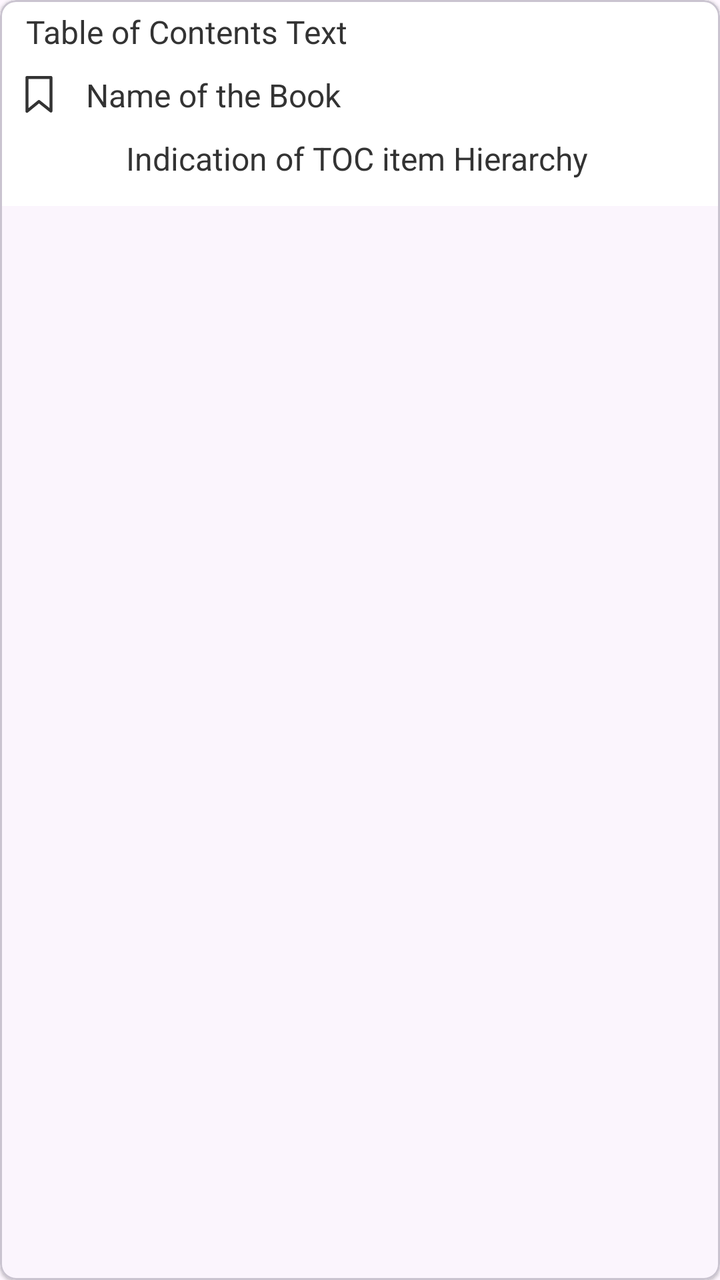
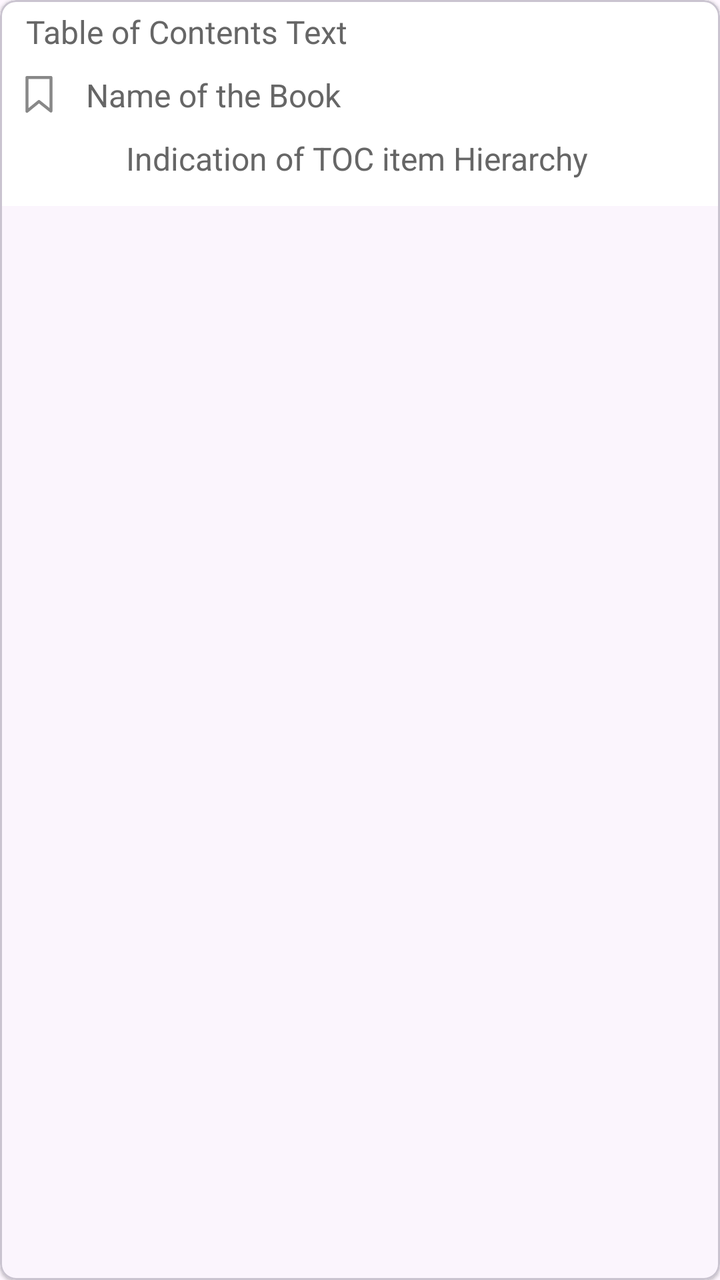

Screens rendered from an Android XML layout before and after an edit, with the pre-edit source and the edit as a unified diff.
<!-- AndroidManifest.xml: application theme Theme.RecipeBookReader -->
<!-- res/layout/list_item_toc_every.xml -->
<?xml version="1.0" encoding="utf-8"?>
<com.google.android.material.card.MaterialCardView xmlns:android="http://schemas.android.com/apk/res/android"
    xmlns:app="http://schemas.android.com/apk/res-auto"
    android:layout_width="match_parent"
    android:layout_height="wrap_content"
    android:layout_marginHorizontal="12dp"
    android:layout_marginVertical="6dp"
    app:cardCornerRadius="8dp"
    android:background="@color/white"
    app:cardElevation="1dp">

    <androidx.constraintlayout.widget.ConstraintLayout xmlns:tools="http://schemas.android.com/tools"
        android:layout_width="match_parent"
        android:layout_height="wrap_content"
        android:paddingStart="8dp"
        android:paddingEnd="8dp"
        android:background="@color/white"
        android:paddingBottom="8dp">

        <TextView
            android:id="@+id/tocText"
            android:layout_width="match_parent"
            android:layout_height="wrap_content"
            android:ellipsize="end"
            android:padding="5dp"
            android:singleLine="true"
            android:text="@string/table_of_contents_text"
            android:textSize="16sp"
            android:textColor="@color/almost_black"
            app:layout_constraintBottom_toTopOf="@+id/bookName"
            app:layout_constraintEnd_toEndOf="parent"
            app:layout_constraintStart_toStartOf="parent"
            app:layout_constraintTop_toTopOf="parent" />

        <ImageView
            android:id="@+id/hasBookmark"
            android:layout_width="wrap_content"
            android:layout_height="wrap_content"
            android:contentDescription="@string/bookmark_id_or_null_if_not_bookmarked"
            android:src="@drawable/ic_bookmark_open"
            app:layout_constraintBottom_toBottomOf="@+id/bookName"
            app:layout_constraintStart_toStartOf="parent"
            app:layout_constraintTop_toTopOf="@+id/bookName"
            app:tint="@color/almost_black" />

        <TextView
            android:id="@+id/bookName"
            android:layout_width="match_parent"
            android:layout_height="wrap_content"
            android:layout_marginStart="30dp"
            android:ellipsize="end"
            android:padding="5dp"
            android:singleLine="true"
            android:text="@string/name_of_the_book"
            android:textColor="@color/almost_black"
            android:textSize="16sp"
            app:layout_constraintBottom_toTopOf="@+id/hierarchy"
            app:layout_constraintEnd_toEndOf="parent"
            app:layout_constraintStart_toStartOf="parent" />

        <TextView
            android:id="@+id/hierarchy"
            android:layout_width="match_parent"
            android:layout_height="wrap_content"
            android:layout_marginStart="50dp"
            android:ellipsize="end"
            android:padding="5dp"
            android:singleLine="true"
            android:text="@string/indication_of_toc_item_hierarchy"
            android:textSize="16sp"
            android:textColor="@color/almost_black"
            app:layout_constraintBottom_toBottomOf="parent"
            app:layout_constraintEnd_toEndOf="parent"
            app:layout_constraintStart_toStartOf="parent" />


    </androidx.constraintlayout.widget.ConstraintLayout>
</com.google.android.material.card.MaterialCardView>
<!-- resources referenced by this layout -->
<resources>
  <color name="almost_black">#FF333333</color>
  <color name="white">#FFFFFFFF</color>
  <!-- drawable ic_bookmark_open (drawable) -->
  <vector xmlns:android="http://schemas.android.com/apk/res/android"
      android:width="24dp"
      android:height="24dp"
      android:tint="@color/dark_gray"
      android:viewportWidth="32"
      android:viewportHeight="32">
      <group
          android:scaleX="0.8"
          android:scaleY="0.8"
          android:translateX="2.5"
          android:translateY="2.5">
          <path
              android:fillColor="@color/white"
              android:pathData="M26,0.75h-20c-0.69,0 -1.25,0.56 -1.25,1.25v0,28.178c0,0.496 0.289,0.924 0.707,1.126l0.007,0.003c0.157,0.076 0.341,0.121 0.536,0.121 0.301,0 0.577,-0.107 0.793,-0.285l-0.002,0.002 9.218,-7.537 9.21,7.369c0.212,0.171 0.484,0.274 0.781,0.274 0.691,0 1.25,-0.56 1.25,-1.25v0,-28c-0,-0.69 -0.56,-1.25 -1.25,-1.25h-0zM24.75,27.398l-7.969,-6.375c-0.212,-0.17 -0.484,-0.273 -0.78,-0.273 -0.302,0 -0.578,0.107 -0.794,0.284l0.002,-0.002 -7.959,6.508v-24.291h17.5z" />
      </group>
  
  </vector>
  <string name="bookmark_id_or_null_if_not_bookmarked">The bookmark id of the saved toc item</string>
  <string name="indication_of_toc_item_hierarchy">Indication of TOC item Hierarchy</string>
  <string name="name_of_the_book">Name of the Book</string>
  <string name="table_of_contents_text">Table of Contents Text</string>
  <style name="Theme.RecipeBookReader" parent="Theme.Material3.DayNight.NoActionBar">
          <item name="colorPrimary">@color/pastel_blue</item>
          <item name="colorPrimaryContainer">@color/pastel_blue</item>
          <item name="colorSecondary">@color/pastel_blue</item>
          <item name="android:statusBarColor">@color/transparent</item>
          <item name="android:navigationBarColor">@color/pastel_blue</item>
          <item name="android:windowDrawsSystemBarBackgrounds">true</item>
          <item name="android:windowLightStatusBar">true</item>
          <item name="android:textColorSecondary">@color/almost_black</item>
          <item name="android:windowLightNavigationBar">true</item>
          <item name="android:textCursorDrawable">@null</item>
  
  
          <item name="colorControlActivated">@color/black</item>
          <item name="colorOnSurface">#000000</item>
      </style>
  <color name="dark_gray">#FF666666</color>
  <color name="pastel_blue">#FFC6E2E7</color>
  <color name="transparent">#00000000</color>
  <color name="black">#FF000000</color>
</resources>

<!-- the commit's change to res/layout/list_item_toc_every.xml (unified diff, before → after) -->
@@ -26,7 +26,7 @@
             android:singleLine="true"
             android:text="@string/table_of_contents_text"
             android:textSize="16sp"
-            android:textColor="@color/almost_black"
+            android:textColor="@color/dark_text"
             app:layout_constraintBottom_toTopOf="@+id/bookName"
             app:layout_constraintEnd_toEndOf="parent"
             app:layout_constraintStart_toStartOf="parent"
@@ -41,7 +41,7 @@
             app:layout_constraintBottom_toBottomOf="@+id/bookName"
             app:layout_constraintStart_toStartOf="parent"
             app:layout_constraintTop_toTopOf="@+id/bookName"
-            app:tint="@color/almost_black" />
+            app:tint="@color/icon_tint" />
 
         <TextView
             android:id="@+id/bookName"
@@ -52,7 +52,7 @@
             android:padding="5dp"
             android:singleLine="true"
             android:text="@string/name_of_the_book"
-            android:textColor="@color/almost_black"
+            android:textColor="@color/dark_text"
             android:textSize="16sp"
             app:layout_constraintBottom_toTopOf="@+id/hierarchy"
             app:layout_constraintEnd_toEndOf="parent"
@@ -68,7 +68,7 @@
             android:singleLine="true"
             android:text="@string/indication_of_toc_item_hierarchy"
             android:textSize="16sp"
-            android:textColor="@color/almost_black"
+            android:textColor="@color/dark_text"
             app:layout_constraintBottom_toBottomOf="parent"
             app:layout_constraintEnd_toEndOf="parent"
             app:layout_constraintStart_toStartOf="parent" />
<!-- resource entries referenced after the edit -->
@@ -1,6 +1,7 @@
 <!-- resources referenced by this layout -->
 <resources>
-  <color name="almost_black">#FF333333</color>
+  <color name="dark_text">#FF666666</color>
+  <color name="icon_tint">#FF888888</color>
   <color name="white">#FFFFFFFF</color>
   <!-- drawable ic_bookmark_open (drawable) -->
   <vector xmlns:android="http://schemas.android.com/apk/res/android"
@@ -32,7 +33,7 @@
           <item name="android:navigationBarColor">@color/pastel_blue</item>
           <item name="android:windowDrawsSystemBarBackgrounds">true</item>
           <item name="android:windowLightStatusBar">true</item>
-          <item name="android:textColorSecondary">@color/almost_black</item>
+          <item name="android:textColorSecondary">@color/dark_text</item>
           <item name="android:windowLightNavigationBar">true</item>
           <item name="android:textCursorDrawable">@null</item>
   
